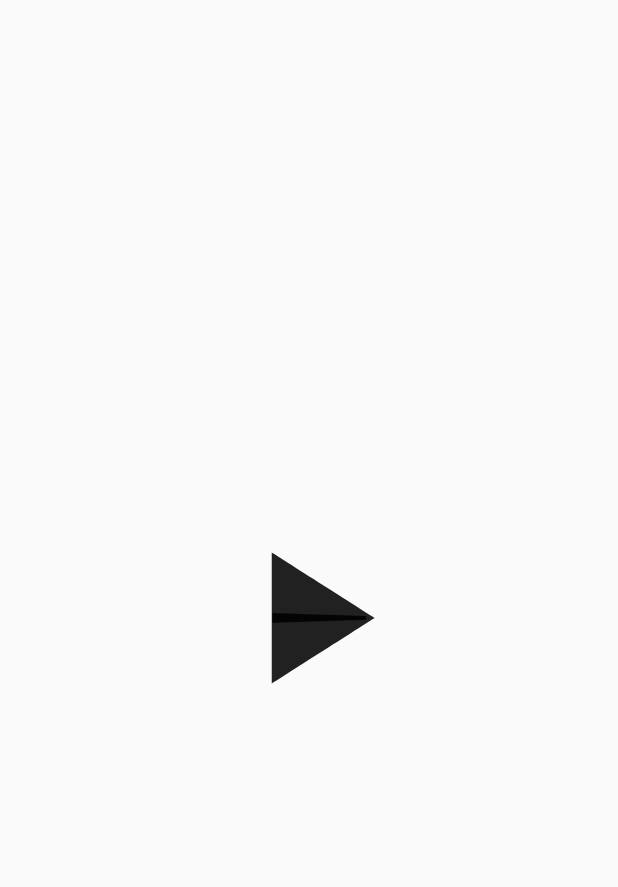
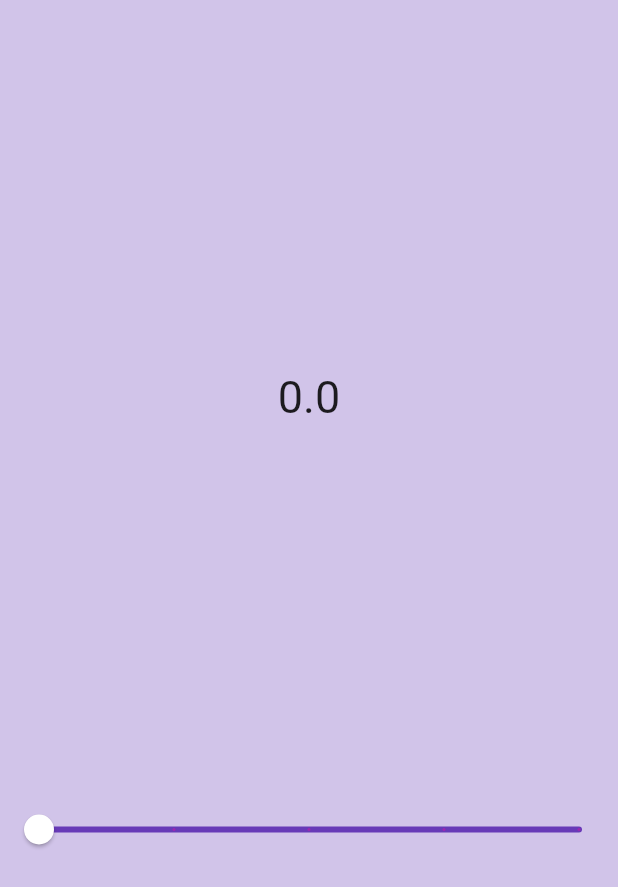
Before and after one commit to asahaya/widget_of_the_day_220813, a Flutter app: the screen it shows after launch, on a phone screen of 412 x 824 dp. Shown: the top 887 px of the screen. Run offline on Flutter 3.47's test engine with Material 2 defaults, Android fonts, the phone set to English and light mode, and no system bars.

Commit message:
no23_Slider

```diff
--- a/lib/main.dart
+++ b/lib/main.dart
@@ -18,6 +18,7 @@ import 'package:widget_of_the_day_220813/no19_Timer.dart';
 import 'package:widget_of_the_day_220813/no20_PageView.dart';
 import 'package:widget_of_the_day_220813/no21_Stack.dart';
 import 'package:widget_of_the_day_220813/no22_TextInput.dart';
+import 'package:widget_of_the_day_220813/no24_Slider.dart';
 
 import 'no01_Cointainer.dart';
 import 'no08_GestureDetector.dart';
@@ -25,5 +26,5 @@ import 'no15_MadiaQuery.dart';
 import 'no23_Icon_Animated.dart';
 
 void main() {
-  runApp(const No23_AnimationIcon());
+  runApp(const No24_Slider());
 }
--- a/lib/no24_Slider.dart
+++ b/lib/no24_Slider.dart
@@ -1,24 +1,60 @@
 import 'package:flutter/material.dart';
+import 'package:flutter/src/foundation/key.dart';
+import 'package:flutter/src/widgets/framework.dart';
 
+class No24_Slider extends StatelessWidget {
+  const No24_Slider({Key? key}) : super(key: key);
 
-class No01_Container extends StatefulWidget {
-  const No01_Container({Key? key}) : super(key: key);
-
-  @override
-  State<No01_Container> createState() => _No01_ContainerState();
-}
-
-class _No01_ContainerState extends State<No01_Container> {
   @override
   Widget build(BuildContext context) {
     return MaterialApp(
-      home: Scaffold(
-        appBar: AppBar(
-          title: Text(''),
-          backgroundColor: Colors.amber,
-        ),
-        body: Container(),
-      ),
+      debugShowCheckedModeBanner: false,
+      home: No24_Separate(),
     );
   }
 }
+
+class No24_Separate extends StatefulWidget {
+  const No24_Separate({Key? key}) : super(key: key);
+
+  @override
+  State<No24_Separate> createState() => _No24_SeparateState();
+}
+
+class _No24_SeparateState extends State<No24_Separate> {
+//現在値
+  double _currentValue = 0;
+
+  @override
+  Widget build(BuildContext context) {
+    return Scaffold(
+      backgroundColor: Colors.deepPurple[100],
+      body: Column(mainAxisAlignment: MainAxisAlignment.spaceEvenly, children: [
+        Text(
+          _currentValue.toString(),
+          style: TextStyle(fontSize: 30),
+        ),
+        Slider(
+          value: _currentValue,
+          min: 0,
+          max: 10,
+          //移動できる間隔
+          divisions: 4,
+          //目盛り部分コメント
+          label: _currentValue.toString(),
+          //範囲内カラー
+          activeColor: Colors.purple,
+          //範囲外カラー
+          inactiveColor: Colors.deepPurple,
+          //該当部カラー
+          thumbColor: Colors.white,
+          onChanged: (value) {
+            setState(() {
+              _currentValue = value;
+            });
+          },
+        ),
+      ]),
+    );
+  }
+}
```
